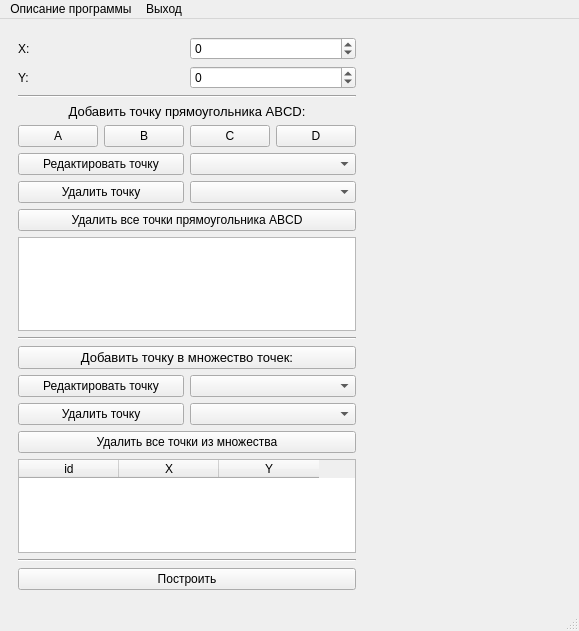
Old version of the form sem4/graphics/lab_1/main_window.ui in the repository kit11920/vuz.
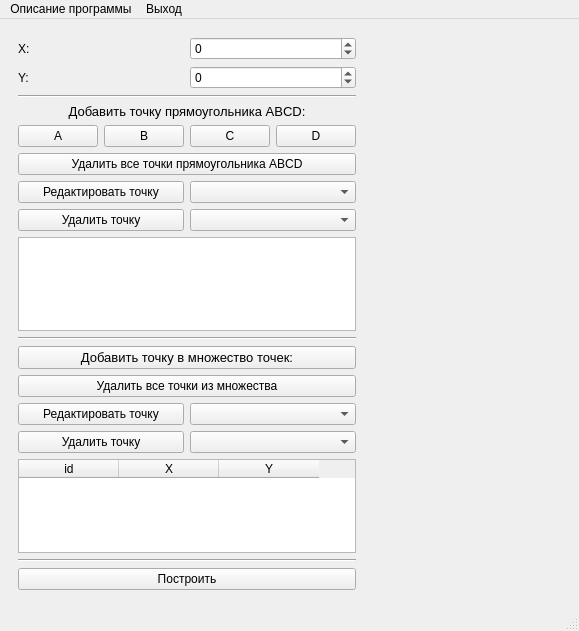
New version of the form.

Commit message: graphics lab_1 painting and no logic

Patch:
```diff
--- a/sem4/graphics/lab_1/main_window.ui
+++ b/sem4/graphics/lab_1/main_window.ui
@@ -134,6 +134,13 @@
          </item>
         </layout>
        </item>
+       <item>
+        <widget class="QPushButton" name="del_all_points_rect_pbtn">
+         <property name="text">
+          <string>Удалить все точки прямоугольника ABCD</string>
+         </property>
+        </widget>
+       </item>
        <item>
         <layout class="QHBoxLayout" name="horizontalLayout_9">
          <item>
@@ -162,13 +169,6 @@
          </item>
         </layout>
        </item>
-       <item>
-        <widget class="QPushButton" name="del_all_points_rect_pbtn">
-         <property name="text">
-          <string>Удалить все точки прямоугольника ABCD</string>
-         </property>
-        </widget>
-       </item>
        <item>
         <widget class="QTableWidget" name="table_rect">
          <property name="editTriggers">
@@ -206,6 +206,13 @@
          </property>
         </widget>
        </item>
+       <item>
+        <widget class="QPushButton" name="del_all_points_arr_pbtn">
+         <property name="text">
+          <string>Удалить все точки из множества</string>
+         </property>
+        </widget>
+       </item>
        <item>
         <layout class="QHBoxLayout" name="horizontalLayout_8">
          <item>
@@ -234,13 +241,6 @@
          </item>
         </layout>
        </item>
-       <item>
-        <widget class="QPushButton" name="del_all_points_arr_pbtn">
-         <property name="text">
-          <string>Удалить все точки из множества</string>
-         </property>
-        </widget>
-       </item>
        <item>
         <widget class="QTableWidget" name="table_arr">
          <property name="editTriggers">
```
The commit also changes 1 other file.
